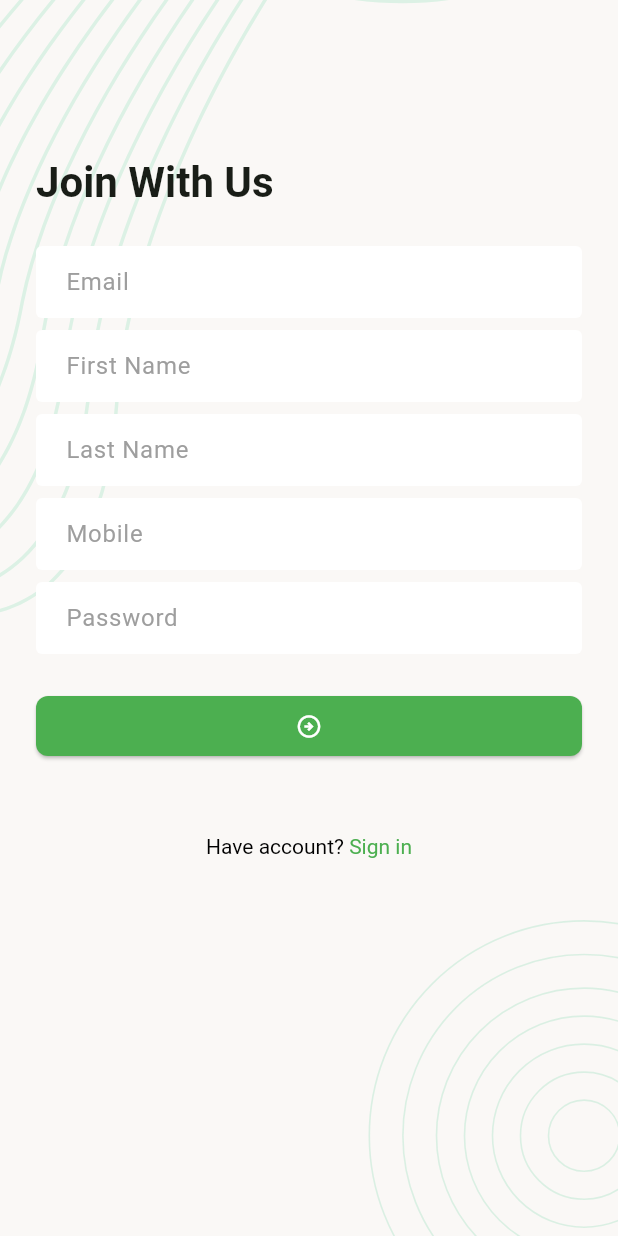
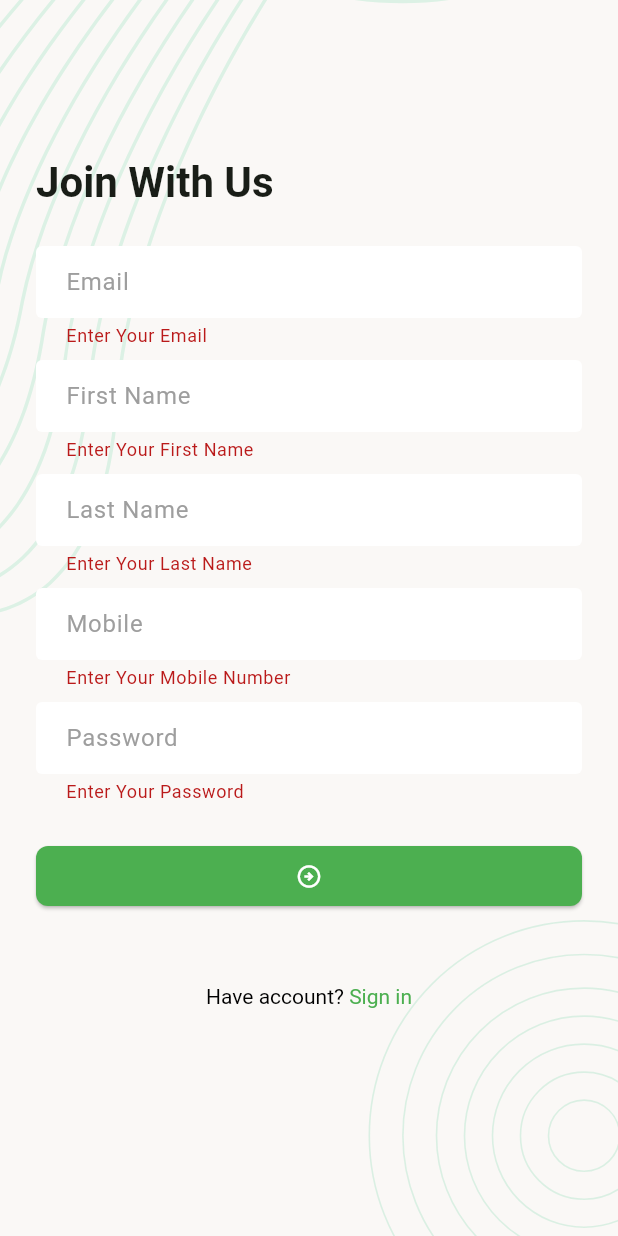
Before and after one commit to atik2100/task_manager, a Flutter app: the SignUpScreen screen opened directly, after a tap on the "arrow circle right" icon, on a phone screen of 412 x 824 dp. Run offline on Flutter 3.47's test engine with Material 3 defaults, Android fonts, the phone set to English and light mode, and no system bars; our stand-ins replace flutter_svg, pin_code_fields; missing offline and left inert: dart:ffi.

Commit message:
Sing in and sign up done

```diff
--- a/lib/app.dart
+++ b/lib/app.dart
@@ -7,6 +7,7 @@ import 'package:task_manager/ui/screens/reset_password_screen.dart';
 import 'package:task_manager/ui/screens/sign_in_screen.dart';
 import 'package:task_manager/ui/screens/sign_up_screen.dart';
 import 'package:task_manager/ui/screens/splash_screen.dart';
+import 'package:task_manager/ui/screens/update_profile_screen.dart';
 import 'package:task_manager/ui/utils/app_colors.dart';
 
 class TaskManager extends StatelessWidget {
@@ -69,6 +70,8 @@ class TaskManager extends StatelessWidget {
           widget = const MainBottomNavScreen();
         } else if (settings.name == AddNewTaskScreen.name) {
           widget = const AddNewTaskScreen();
+        } else if (settings.name == UpdateProfileScreen.name) {
+          widget = const UpdateProfileScreen();
         }
         return MaterialPageRoute(builder: (context) => widget);
       },
--- /dev/null
+++ b/lib/data/utils/urls.dart
@@ -0,0 +1,5 @@
+class Urls {
+  static const String _baseUrl = "https://task.teamrabbil.com/api/v1";
+  static const String registration = "$_baseUrl/registration";
+  static const String logIn = "$_baseUrl/login";
+}
--- a/lib/ui/screens/sign_up_screen.dart
+++ b/lib/ui/screens/sign_up_screen.dart
@@ -1,7 +1,13 @@
+import 'dart:ffi';
+
 import 'package:flutter/gestures.dart';
 import 'package:flutter/material.dart';
+import 'package:task_manager/data/services/network_caller.dart';
+import 'package:task_manager/data/utils/urls.dart';
 import 'package:task_manager/ui/utils/app_colors.dart';
 import 'package:task_manager/ui/widgets/background.dart';
+import 'package:task_manager/ui/widgets/centered_circular_progress_bar.dart';
+import 'package:task_manager/ui/widgets/snack_bar_massege.dart';
 
 class SignUpScreen extends StatefulWidget {
   const SignUpScreen({super.key});
@@ -19,6 +25,7 @@ class _SignUpScreenState extends State<SignUpScreen> {
   final TextEditingController _mobileTEController = TextEditingController();
   final TextEditingController _passwordTEController = TextEditingController();
   final GlobalKey<FormState> _formKey = GlobalKey<FormState>();
+  bool _signUpInProgress = false;
 
   @override
   Widget build(BuildContext context) {
@@ -44,6 +51,13 @@ class _SignUpScreenState extends State<SignUpScreen> {
                     controller: _emailTEController,
                     keyboardType: TextInputType.emailAddress,
                     decoration: const InputDecoration(hintText: "Email"),
+                    validator: (String? value) {
+                      if (value?.trim().isEmpty ?? true){
+                        return "Enter Your Email";
+                      } else {
+                        return null;
+                      }
+                    },
                   ),
                   const SizedBox(height: 8),
 
@@ -51,6 +65,13 @@ class _SignUpScreenState extends State<SignUpScreen> {
                     controller: _firstNameTEController,
                     keyboardType: TextInputType.name,
                     decoration: const InputDecoration(hintText: "First Name"),
+                    validator: (String? value){
+                      if (value?.trim().isEmpty?? true){
+                        return "Enter Your First Name";
+                      } else {
+                        return null;
+                      }
+                    },
                   ),
                   const SizedBox(height: 8),
 
@@ -58,6 +79,13 @@ class _SignUpScreenState extends State<SignUpScreen> {
                     controller: _lastNameTEController,
                     keyboardType: TextInputType.name,
                     decoration: const InputDecoration(hintText: "Last Name"),
+                    validator: (String? value){
+                      if (value?.trim().isEmpty?? true){
+                        return "Enter Your Last Name";
+                      } else {
+                        return null;
+                      }
+                    },
                   ),
                   const SizedBox(height: 8),
 
@@ -65,6 +93,13 @@ class _SignUpScreenState extends State<SignUpScreen> {
                     controller: _mobileTEController,
                     keyboardType: TextInputType.phone,
                     decoration: const InputDecoration(hintText: "Mobile"),
+                    validator: (String? value){
+                      if (value?.trim().isEmpty?? true){
+                        return "Enter Your Mobile Number";
+                      } else{
+                        return null;
+                      }
+                    },
                   ),
                   const SizedBox(height: 8),
 
@@ -72,11 +107,22 @@ class _SignUpScreenState extends State<SignUpScreen> {
                     controller: _passwordTEController,
                     obscureText: true,
                     decoration: const InputDecoration(hintText: "Password"),
+                    validator: (String? value){
+                      if (value?.trim().isEmpty?? true){
+                        return "Enter Your Password";
+                      } else {
+                        return null;
+                      }
+                    },
                   ),
                   const SizedBox(height: 24),
-                  ElevatedButton(
-                    onPressed: () {},
-                    child: const Icon(Icons.arrow_circle_right_outlined),
+                  Visibility(
+                    visible: _signUpInProgress == false,
+                    replacement: const CenteredCircularProgressBar(),
+                    child: ElevatedButton(
+                      onPressed: _onTapSignUpButton,
+                      child: const Icon(Icons.arrow_circle_right_outlined),
+                    ),
                   ),
                   const SizedBox(height: 48),
                   Center(
@@ -89,6 +135,45 @@ class _SignUpScreenState extends State<SignUpScreen> {
         ),
       ),
     );
+  }
+
+  void _onTapSignUpButton() {
+    if (_formKey.currentState!.validate()){
+      _registerUser();
+    }
+  }
+
+  Future<void> _registerUser() async{
+    _signUpInProgress = true;
+    setState(() {});
+
+    Map<String,dynamic> requestBody = {
+      "email":_emailTEController.text.trim(),
+      "firstName":_firstNameTEController.text.trim(),
+      "lastName":_lastNameTEController.text.trim(),
+      "mobile":_mobileTEController.text.trim(),
+      "password":_passwordTEController.text,
+      "photo":""
+    };
+
+    final NetworkResponse response = await NetworkCaller.postRequest(
+        url: Urls.registration, body: requestBody);
+    _signUpInProgress = false;
+    setState(() {});
+    if(response.isSuccess){
+      _clearTextFields();
+      showSnackBarMassage(context, "New User Registration Successful");
+    } else {
+      showSnackBarMassage(context, response.errorMassage);
+    }
+  }
+
+  void _clearTextFields(){
+    _emailTEController.clear();
+    _firstNameTEController.clear();
+    _lastNameTEController.clear();
+    _mobileTEController.clear();
+    _passwordTEController.clear();
   }
 
   Widget _buildSignInSection() {
--- /dev/null
+++ b/lib/ui/widgets/snack_bar_massege.dart
@@ -0,0 +1,5 @@
+import 'package:flutter/material.dart';
+
+void showSnackBarMassage(BuildContext context, String massage) {
+  ScaffoldMessenger.of(context).showSnackBar(SnackBar(content: Text(massage),),);
+}
--- a/pubspec.yaml
+++ b/pubspec.yaml
@@ -37,6 +37,7 @@ dependencies:
   cupertino_icons: ^1.0.8
   flutter_svg: ^2.0.16
   pin_code_fields: ^8.0.1
+  http: ^1.2.2
 
 dev_dependencies:
   flutter_test:
```
Also changed, not shown: lib/data/services/network_caller.dart (added, +76 -0 lines), lib/ui/screens/sign_in_screen.dart (+56 -5 lines), lib/ui/screens/update_profile_screen.dart (added, +127 -0 lines), lib/ui/widgets/centered_circular_progress_bar.dart (added, +12 -0 lines), lib/ui/widgets/tm_app_bar.dart (+11 -0 lines), lib/ui/widgets/background.dart (indentation only), pubspec.lock.
